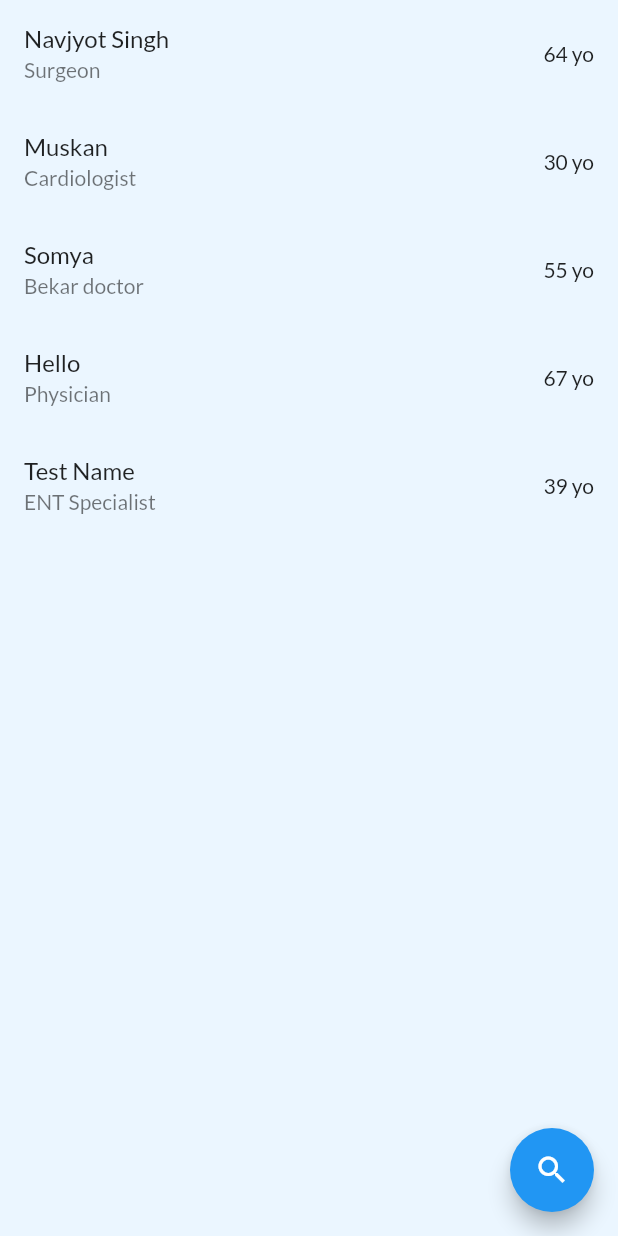
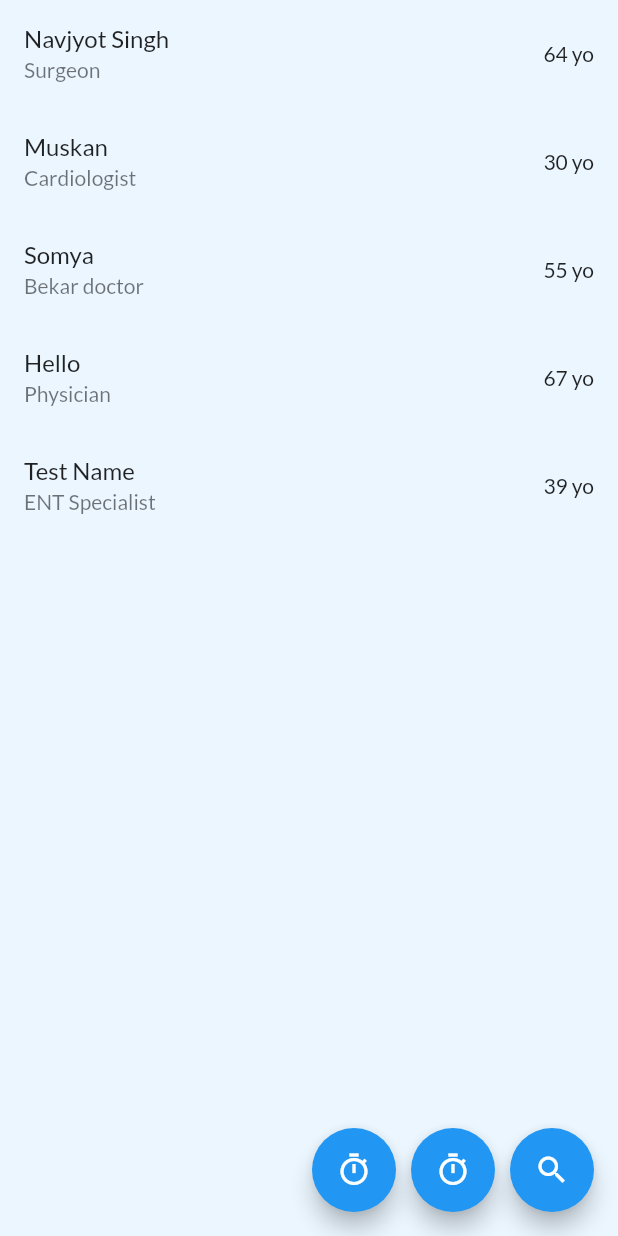
Before and after one commit to NavjotNavj/removing_barriers, a Flutter app: the HomeScreen screen opened by its route, after a tap on "Checkout", on a phone screen of 412 x 824 dp. Run offline on Flutter 3.47's test engine with Material 2 defaults, Android fonts, the phone set to English and light mode, and no system bars; our stand-ins replace animated_text_kit, carousel_slider, flutter_local_notifications, flutter_platform_widgets, flutter_secure_storage, font_awesome_flutter and 6 more; missing offline and left inert: animated_widgets, dart:ffi, search_page; accounts and stored records are empty; network calls fail.

Commit message:
final ui changes

```diff
--- a/lib/pages/connect/HomeScreen.dart
+++ b/lib/pages/connect/HomeScreen.dart
@@ -1,6 +1,7 @@
 import 'package:carousel_slider/carousel_slider.dart';
 import 'package:flutter/material.dart';
 import 'package:removing_barriers/constants/ColorConstants.dart';
+// import 'package:webview_flutter/webview_flutter.dart';
 
 class HomeScreen extends StatefulWidget {
   @override
@@ -12,6 +13,11 @@ class _HomeScreenState extends State<HomeScreen> {
   Widget build(BuildContext context) {
     return SafeArea(
       child: Scaffold(
+        appBar: AppBar(
+          title: Text('Removing Barriers'),
+          automaticallyImplyLeading: false,
+          centerTitle: true,
+        ),
         backgroundColor: ColorConstants.BACKGROUND,
         body: SingleChildScrollView(
           child: Container(
@@ -135,7 +141,15 @@ class _HomeScreenState extends State<HomeScreen> {
           CarouselSlider(
             items: [
               //1st Image of Slider
-              Container(
+              InkWell(
+                onTap: () {
+                  // Navigator.push(
+                  //   context,
+                  //   MaterialPageRoute(
+                  //       builder: (context) =>),
+                  // );
+                },
+                child: Container(
                   margin: EdgeInsets.all(6.0),
                   decoration: BoxDecoration(
                     borderRadius: BorderRadius.circular(8.0),
@@ -143,6 +157,7 @@ class _HomeScreenState extends State<HomeScreen> {
                       image: NetworkImage(
                           "https://img.collegedekhocdn.com/media/img/careers/doctor-clinic.jpg"),
                       fit: BoxFit.cover,
+                    ),
                   ),
                 ),
               ),
@@ -302,7 +317,6 @@ class _HomeScreenState extends State<HomeScreen> {
                 "assets/images/pills.png",
                 onclick: () {
                   Navigator.of(context).pushNamed("/home/medicinesHelper/home");
-
                 },
               ),
             ),
@@ -312,26 +326,7 @@ class _HomeScreenState extends State<HomeScreen> {
                 "assets/images/disease.png",
                 onclick: () {
                   Navigator.of(context).pushNamed("/home/testScreen");
-
                 },
-              ),
-            ),
-          ],
-        ),
-        Row(
-          children: [
-            Expanded(
-              child: _otherServicesCard(
-                "Check twitter resources",
-                "https://png.pngtree.com/element_our/20200610/ourmid/pngtree-medical-blood-plasma-image_2248372.jpg",
-                onclick: () {},
-              ),
-            ),
-            Expanded(
-              child: _otherServicesCard(
-                "Death management",
-                "https://png.pngtree.com/element_our/20200610/ourmid/pngtree-medical-blood-plasma-image_2248372.jpg",
-                onclick: () {},
               ),
             ),
           ],
@@ -366,7 +361,11 @@ class _HomeScreenState extends State<HomeScreen> {
               SizedBox(
                 height: 10,
               ),
-              Text(title,textAlign: TextAlign.center,style: TextStyle(fontWeight: FontWeight.bold),),
+              Text(
+                title,
+                textAlign: TextAlign.center,
+                style: TextStyle(fontWeight: FontWeight.bold),
+              ),
             ],
           ),
         ),
--- a/lib/pages/connect/SelectScreen.dart
+++ b/lib/pages/connect/SelectScreen.dart
@@ -1,5 +1,8 @@
 import 'package:flutter/material.dart';
 import 'package:removing_barriers/constants/ColorConstants.dart';
+import 'package:removing_barriers/pages/connect/ApointmentAvailableScreen.dart';
+import 'package:removing_barriers/pages/connect/ApointmentListForDoctor.dart';
+import 'package:removing_barriers/pages/connect/ApointmentsScreen.dart';
 import 'package:search_page/search_page.dart';
 
 class Person {
@@ -22,6 +25,7 @@ class _SelectScreenState extends State<SelectScreen> {
     Person('Hello', 'Physician', 67),
     Person('Test Name', 'ENT Specialist', 39),
   ];
+
   @override
   Widget build(BuildContext context) {
     return SafeArea(
@@ -36,10 +40,45 @@ class _SelectScreenState extends State<SelectScreen> {
               title: Text(person.name),
               subtitle: Text(person.profession),
               trailing: Text('${person.age} yo'),
+              onTap: () {
+                Navigator.push(
+                  context,
+                  MaterialPageRoute(
+                      builder: (context) => AppointmentAvailableScreen()),
+                );
+              },
             );
           },
         ),
-          floatingActionButton: FloatingActionButton(
+        floatingActionButton: Row(
+          mainAxisAlignment: MainAxisAlignment.end,
+          children: [
+            FloatingActionButton(
+              onPressed: () {
+                Navigator.push(
+                  context,
+                  MaterialPageRoute(
+                      builder: (context) => AppointmentListDoctor()),
+                );
+              },
+              child: Icon(Icons.timer_outlined),
+            ),
+            SizedBox(
+              width: 10,
+            ),
+            FloatingActionButton(
+              onPressed: () {
+                Navigator.push(
+                  context,
+                  MaterialPageRoute(builder: (context) => AppointmentsScreen()),
+                );
+              },
+              child: Icon(Icons.timer_outlined),
+            ),
+            SizedBox(
+              width: 10,
+            ),
+            FloatingActionButton(
               tooltip: 'Search people',
               onPressed: () => showSearch(
                 context: context,
@@ -66,6 +105,8 @@ class _SelectScreenState extends State<SelectScreen> {
                 ),
               ),
               child: Icon(Icons.search),
+            ),
+          ],
         ),
 
         // body: Container(
--- a/pubspec.yaml
+++ b/pubspec.yaml
@@ -52,6 +52,8 @@ dependencies:
   image_picker: ^0.8.0+3
   http_parser: ^4.0.0
   search_page: ^2.0.0+1
+#  webview_flutter: ^2.0.10
+
 
 dev_dependencies:
   flutter_test:
```
Also changed, not shown: lib/pages/connect/ApointmentAvailableScreen.dart (added, +130 -0 lines), lib/pages/connect/ApointmentListForDoctor.dart (added, +128 -0 lines), lib/pages/connect/ApointmentsScreen.dart (added, +117 -0 lines). Lines whose indentation alone changed are shown as unchanged.
